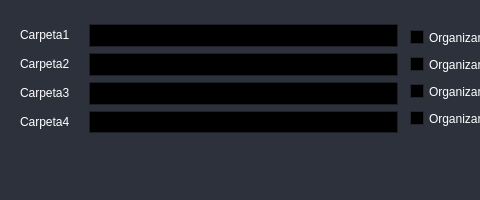
corzelito/TheOrganizer, file ui/configWindow.ui: the form before one commit; both pictures show x 0 to 480 and y 0 to 200 of the 725 by 200 pixel window.
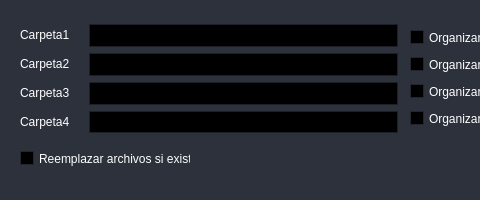
The form after the commit. Icons and pictures are not drawn.

Commit message: replace check

The edit to the form file:
```diff
--- a/ui/configWindow.ui
+++ b/ui/configWindow.ui
@@ -3332,8 +3332,20 @@
                 </property>
                 <property name="icon">
                     <iconset>
-                        <normaloff>icons/16x16/cil-save.png</normaloff>icons/16x16/cil-save.png
-                    </iconset>
+      <normaloff>icons/16x16/cil-save.png</normaloff>icons/16x16/cil-save.png</iconset>
+    </property>
+   </widget>
+   <widget class="QCheckBox" name="chkReplace">
+    <property name="geometry">
+     <rect>
+      <x>20</x>
+      <y>150</y>
+      <width>171</width>
+      <height>17</height>
+     </rect>
+    </property>
+    <property name="text">
+     <string>Reemplazar archivos si existen</string>
                 </property>
             </widget>
         </widget>
```
Left out of the diff: 12 changed lines with no effect on the pictures. Lines whose indentation alone changed are shown as unchanged. The commit also changes 3 other files.
